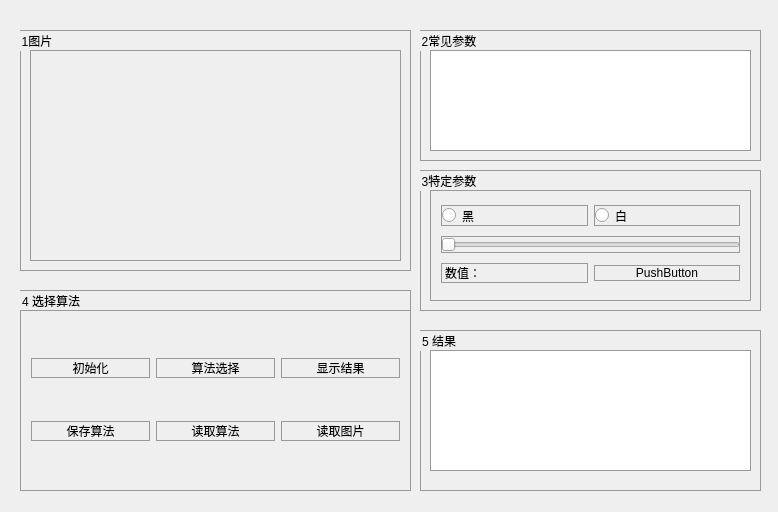
First picture: the form in CameraDtecte-1/SetAlgorithm.ui, repository gzj1997/CameraDtecte-1, before the edit.
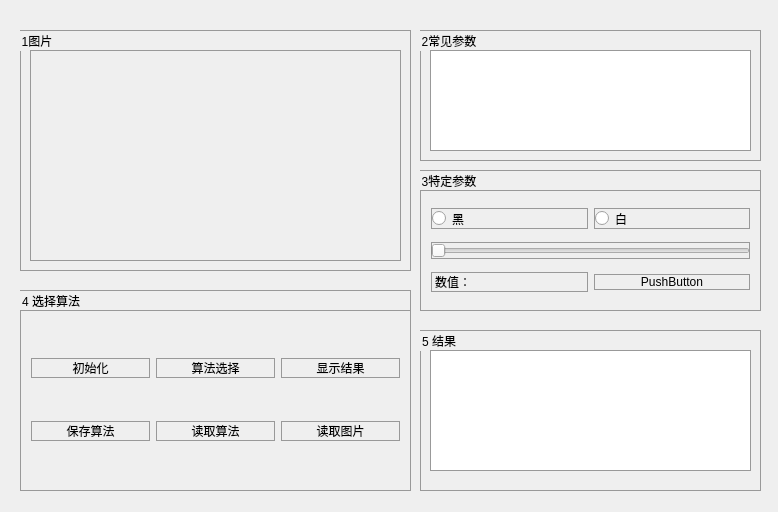
Second picture: the form after the edit.

Diff of the .ui file:
```diff
--- a/CameraDtecte-1/SetAlgorithm.ui
+++ b/CameraDtecte-1/SetAlgorithm.ui
@@ -105,10 +105,10 @@
    <widget class="QWidget" name="gridLayoutWidget">
     <property name="geometry">
      <rect>
-      <x>10</x>
+      <x>0</x>
       <y>20</y>
-      <width>321</width>
-      <height>111</height>
+      <width>341</width>
+      <height>121</height>
      </rect>
     </property>
     <layout class="QGridLayout" name="gridLayout">
```
Left out of the diff: 72 changed lines with no effect on the pictures.
